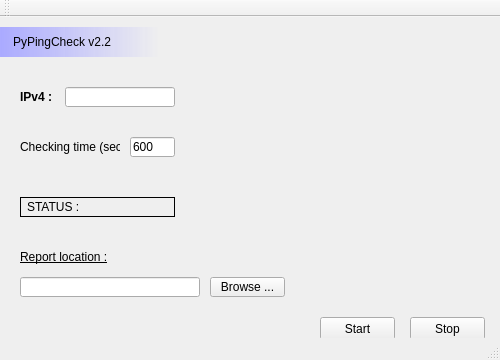
Old version of the form mainwindow.ui in the repository qaoru/PingCheck.
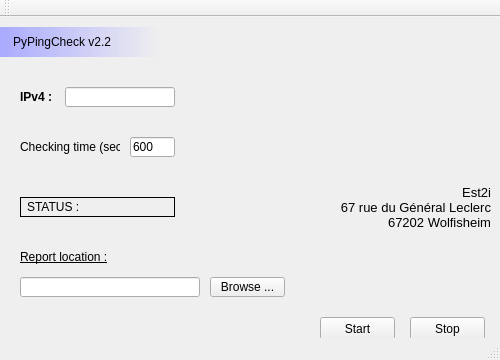
New version of the form. Icons and pictures are not drawn.

Patch:
```diff
--- a/mainwindow.ui
+++ b/mainwindow.ui
@@ -134,8 +134,8 @@
    <widget class="QLabel" name="label_iperror">
     <property name="geometry">
      <rect>
-      <x>185</x>
-      <y>70</y>
+      <x>65</x>
+      <y>95</y>
       <width>100</width>
       <height>20</height>
      </rect>
@@ -147,8 +147,8 @@
    <widget class="QLabel" name="label_timerror">
     <property name="geometry">
      <rect>
-      <x>185</x>
-      <y>120</y>
+      <x>65</x>
+      <y>145</y>
       <width>100</width>
       <height>20</height>
      </rect>
@@ -196,6 +196,38 @@
      <string>Browse ...</string>
     </property>
    </widget>
+   <widget class="QLabel" name="label">
+    <property name="geometry">
+     <rect>
+      <x>240</x>
+      <y>10</y>
+      <width>251</width>
+      <height>141</height>
+     </rect>
+    </property>
+    <property name="text">
+     <string/>
+    </property>
+    <property name="pixmap">
+     <pixmap>Est2i.png</pixmap>
+    </property>
+   </widget>
+   <widget class="QLabel" name="label_2">
+    <property name="geometry">
+     <rect>
+      <x>240</x>
+      <y>160</y>
+      <width>251</width>
+      <height>61</height>
+     </rect>
+    </property>
+    <property name="styleSheet">
+     <string notr="true">padding-left: 3px;</string>
+    </property>
+    <property name="text">
+     <string>&lt;html&gt;&lt;head/&gt;&lt;body&gt;&lt;p align=&quot;right&quot;&gt;&lt;span style=&quot; font-size:10pt;&quot;&gt;Est2i&lt;br/&gt;67 rue du Général Leclerc&lt;br/&gt;67202 Wolfisheim&lt;/span&gt;&lt;/p&gt;&lt;/body&gt;&lt;/html&gt;</string>
+    </property>
+   </widget>
   </widget>
   <widget class="QToolBar" name="mainToolBar">
    <attribute name="toolBarArea">
```
Left out of the diff: 2 changed lines with no effect on the pictures.
